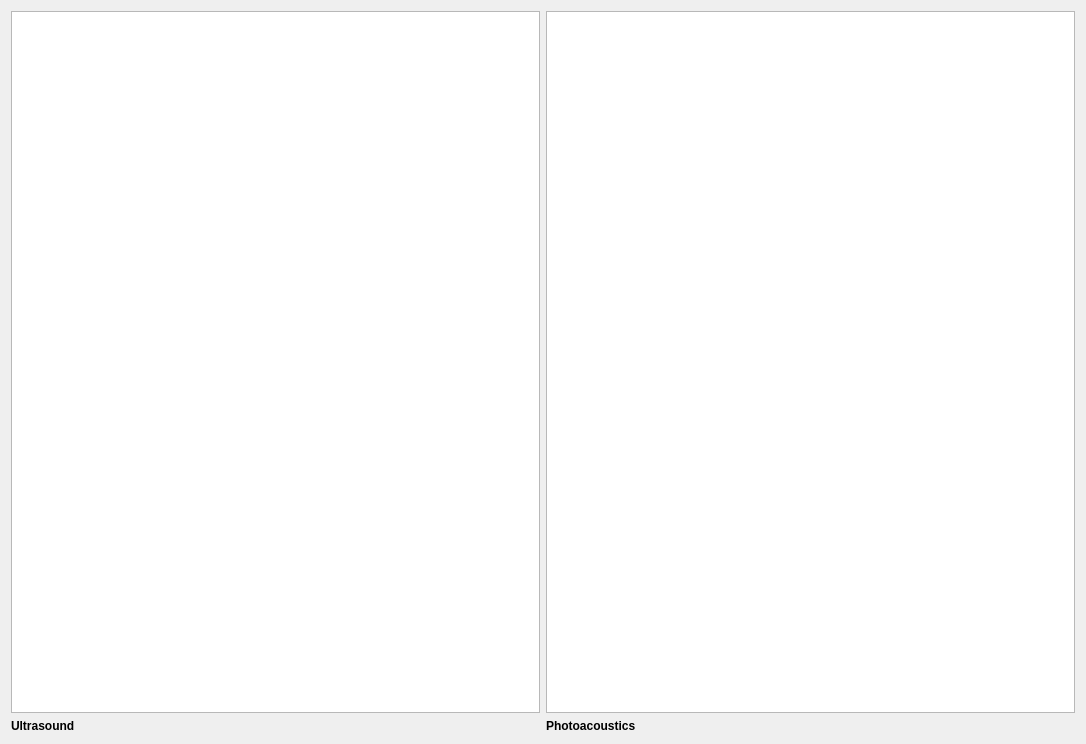
Qt form Plugins/org.mitk.gui.qt.photoacoustics.pausviewer/src/internal/QmitkPAUSViewerViewControls.ui (MITK/MITK) before a commit.
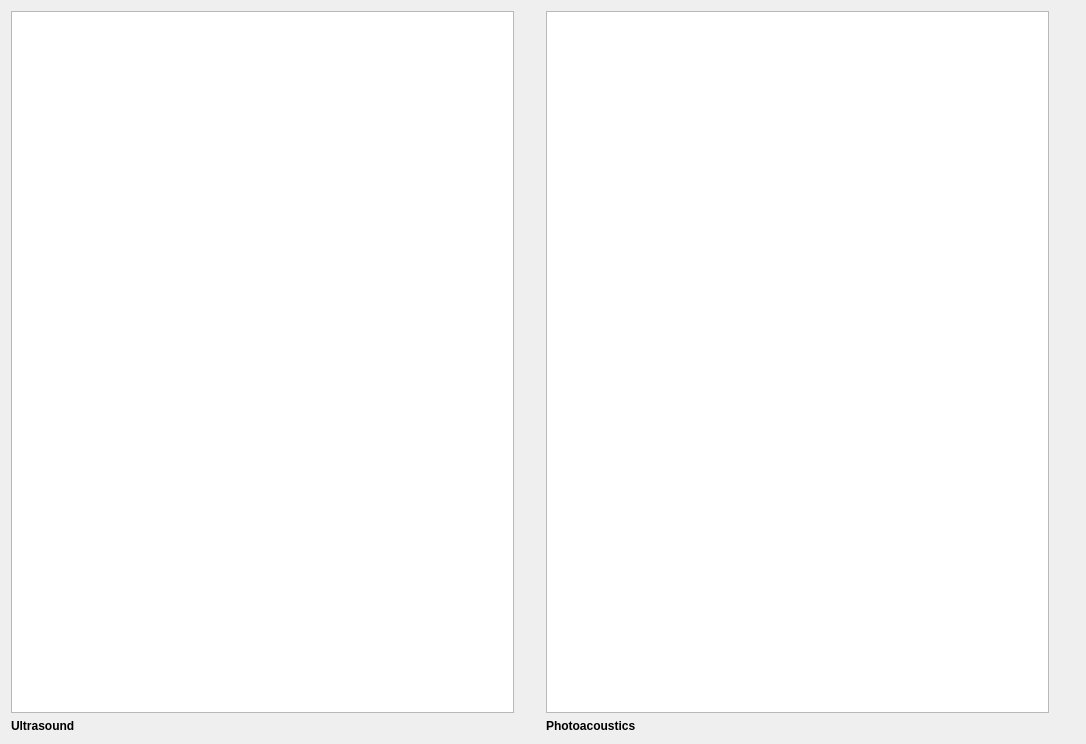
The same form after that commit. Custom widgets are drawn as their Qt base class.

Commit message: T19932 -Removed the seperate windows for US and PA images -PAUSViewer Plugin does now work -rendering of the paus is done in Ultrasound plugin -level windows work and are set to useful default values -paus has the scale overlay -fix: after reactivating the images are not being showed?

The edit to the form file:
```diff
--- a/Plugins/org.mitk.gui.qt.photoacoustics.pausviewer/src/internal/QmitkPAUSViewerViewControls.ui
+++ b/Plugins/org.mitk.gui.qt.photoacoustics.pausviewer/src/internal/QmitkPAUSViewerViewControls.ui
@@ -35,16 +35,6 @@
        </property>
       </widget>
      </item>
-     <item row="0" column="1">
-      <widget class="QmitkRenderWindow" name="m_PARenderWindow">
-       <property name="sizePolicy">
-        <sizepolicy hsizetype="Expanding" vsizetype="Expanding">
-         <horstretch>0</horstretch>
-         <verstretch>0</verstretch>
-        </sizepolicy>
-       </property>
-      </widget>
-     </item>
      <item row="1" column="0">
       <widget class="QLabel" name="label">
        <property name="font">
@@ -58,7 +48,17 @@
        </property>
       </widget>
      </item>
-     <item row="1" column="1">
+     <item row="0" column="2">
+      <widget class="QmitkRenderWindow" name="m_PARenderWindow">
+       <property name="sizePolicy">
+        <sizepolicy hsizetype="Expanding" vsizetype="Expanding">
+         <horstretch>0</horstretch>
+         <verstretch>0</verstretch>
+        </sizepolicy>
+       </property>
+      </widget>
+     </item>
+     <item row="1" column="2">
       <widget class="QLabel" name="label_2">
        <property name="font">
         <font>
@@ -71,6 +71,38 @@
        </property>
       </widget>
      </item>
+     <item row="0" column="3">
+      <widget class="QmitkLevelWindowWidget" name="m_PALevelWindow" native="true">
+       <property name="sizePolicy">
+        <sizepolicy hsizetype="Preferred" vsizetype="Preferred">
+         <horstretch>0</horstretch>
+         <verstretch>0</verstretch>
+        </sizepolicy>
+       </property>
+       <property name="minimumSize">
+        <size>
+         <width>20</width>
+         <height>20</height>
+        </size>
+       </property>
+      </widget>
+     </item>
+     <item row="0" column="1">
+      <widget class="QmitkLevelWindowWidget" name="m_USLevelWindow" native="true">
+       <property name="sizePolicy">
+        <sizepolicy hsizetype="Preferred" vsizetype="Preferred">
+         <horstretch>0</horstretch>
+         <verstretch>0</verstretch>
+        </sizepolicy>
+       </property>
+       <property name="minimumSize">
+        <size>
+         <width>20</width>
+         <height>20</height>
+        </size>
+       </property>
+      </widget>
+     </item>
     </layout>
    </item>
   </layout>
@@ -82,6 +114,12 @@
    <extends>QListView</extends>
    <header>QmitkRenderWindow.h</header>
   </customwidget>
+  <customwidget>
+   <class>QmitkLevelWindowWidget</class>
+   <extends>QWidget</extends>
+   <header>QmitkLevelWindowWidget.h</header>
+   <container>1</container>
+  </customwidget>
  </customwidgets>
  <includes>
   <include location="local">QmitkDataStorageComboBox.h</include>
```
The commit also changes 8 other files.
